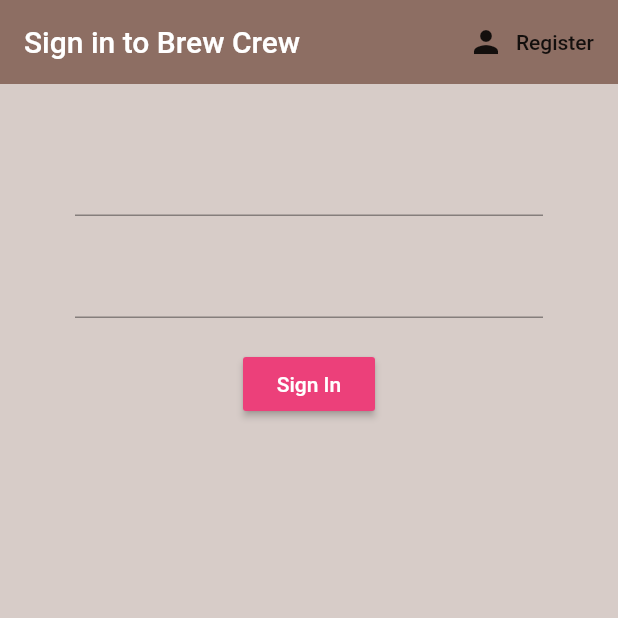
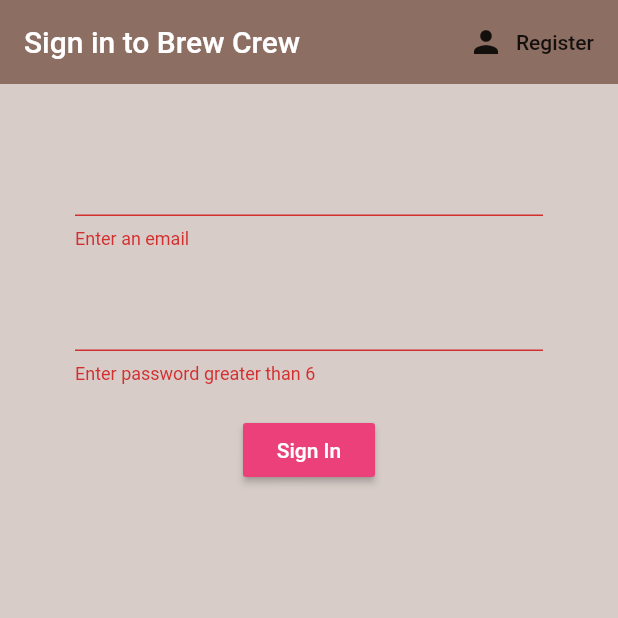
Before and after one commit to SanskarModi22/Brew_App, a Flutter app: the screen it shows after launch, after a tap on "Sign In", on a phone screen of 412 x 824 dp, the top half of it. Run offline on Flutter 3.47's test engine with Material 2 defaults, Android fonts, the phone set to English and light mode, and no system bars; our stand-ins replace firebase_auth, firebase_core; accounts and stored records are empty.

Commit message:
Added SignIn functionality

```diff
--- a/lib/Screens/Authenticate/sign_In.dart
+++ b/lib/Screens/Authenticate/sign_In.dart
@@ -11,10 +11,12 @@ class SignIn extends StatefulWidget {
 
 class _SignInState extends State<SignIn> {
   final AuthServices _auth = AuthServices();
+  final _formkey = GlobalKey<FormState>();
 
   // text field state
   String email = '';
   String password = '';
+  String error = '';
 
   @override
   Widget build(BuildContext context) {
@@ -35,16 +37,20 @@ class _SignInState extends State<SignIn> {
       body: Container(
         padding: EdgeInsets.symmetric(vertical: 20.0, horizontal: 50.0),
         child: Form(
+          key: _formkey,
           child: Column(
             children: <Widget>[
               SizedBox(height: 20.0),
               TextFormField(
+                validator: (val) => val!.isEmpty ? 'Enter an email' : null,
                 onChanged: (val) {
                   setState(() => email = val);
                 },
               ),
               SizedBox(height: 20.0),
               TextFormField(
+                validator: (val) =>
+                    val!.length < 6 ? 'Enter password greater than 6' : null,
                 obscureText: true,
                 onChanged: (val) {
                   setState(() => password = val);
@@ -58,11 +64,28 @@ class _SignInState extends State<SignIn> {
                     style: TextStyle(color: Colors.white),
                   ),
                   onPressed: () async {
-                    // if (_formkey.currentState!.validate()) {
-                    print(email);
-                    print(password);
-                    // }
+                    if (_formkey.currentState!.validate()) {
+                      dynamic result = await _auth.SignInwithEmailandPassword(
+                        email,
+                        password,
+                      );
+                      if (result == null) {
+                        setState(() {
+                          error = 'Could not Sign In';
+                        });
+                      }
+                    }
                   }),
+              SizedBox(
+                height: 15,
+              ),
+              Text(
+                error,
+                style: TextStyle(
+                  color: Colors.red,
+                  fontSize: 13.0,
+                ),
+              ),
             ],
           ),
         ),
--- a/lib/Screens/Services/authentication.dart
+++ b/lib/Screens/Services/authentication.dart
@@ -13,6 +13,19 @@ class AuthServices {
         .map((User? user) => _userfromFirebase(user!));
   }
 
+  Future SignInwithEmailandPassword(String email, String password) async {
+    try {
+      UserCredential result = await _auth.signInWithEmailAndPassword(
+        email: email,
+        password: password,
+      );
+      User? user = result.user;
+      return _userfromFirebase(user!);
+    } catch (e) {
+      print(e.toString());
+      return null;
+    }
+  }
   Future registerwithEmailandPassword(String email, String password) async {
     try {
       UserCredential result = await _auth.createUserWithEmailAndPassword(
```
